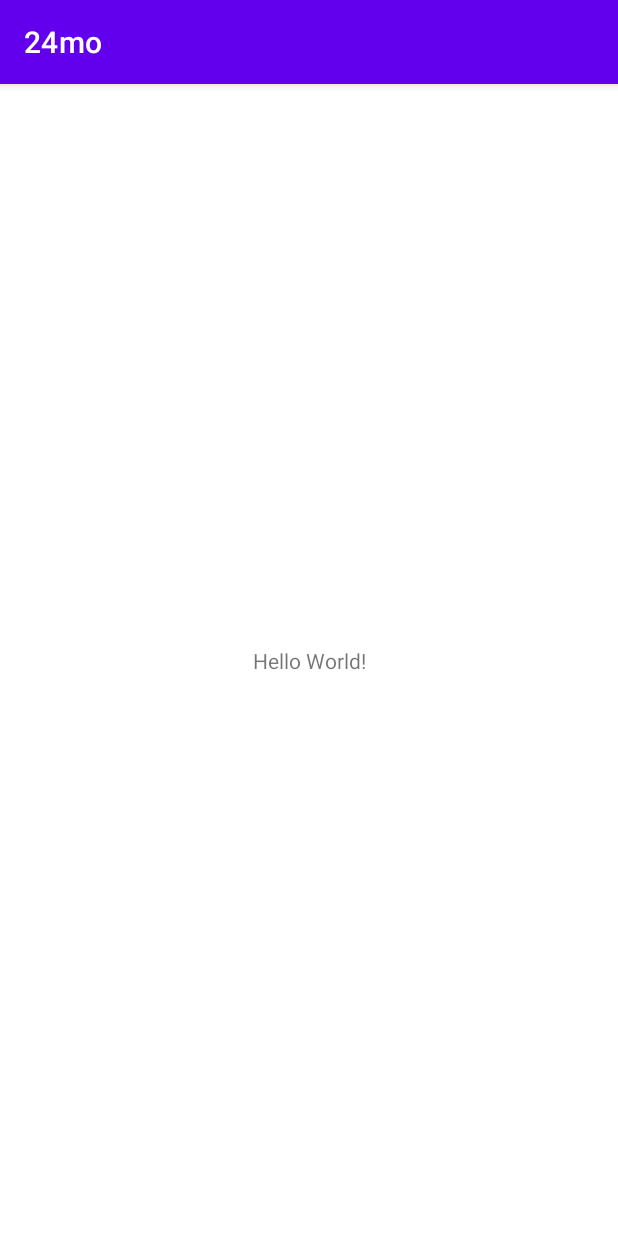
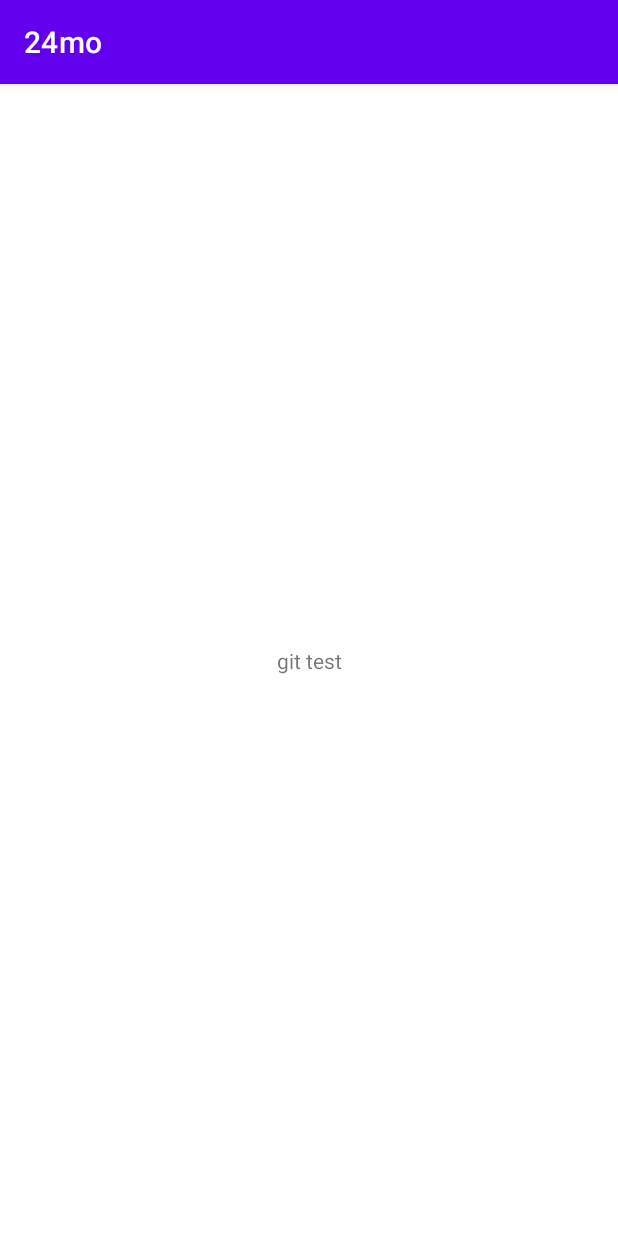
Before and after one commit to ys05059/24mo, an Android app: the screen it shows after launch (MainActivity), on a phone screen of 412 x 824 dp. Run offline under Robolectric (Android 15) with nearby library versions, the phone set to English and light mode, and no system bars.

Commit message:
git test

```diff
--- a/app/src/main/res/layout/activity_main.xml
+++ b/app/src/main/res/layout/activity_main.xml
@@ -9,7 +9,7 @@
     <TextView
         android:layout_width="wrap_content"
         android:layout_height="wrap_content"
-        android:text="Hello World!"
+        android:text="git test"
         app:layout_constraintBottom_toBottomOf="parent"
         app:layout_constraintEnd_toEndOf="parent"
         app:layout_constraintStart_toStartOf="parent"
```
